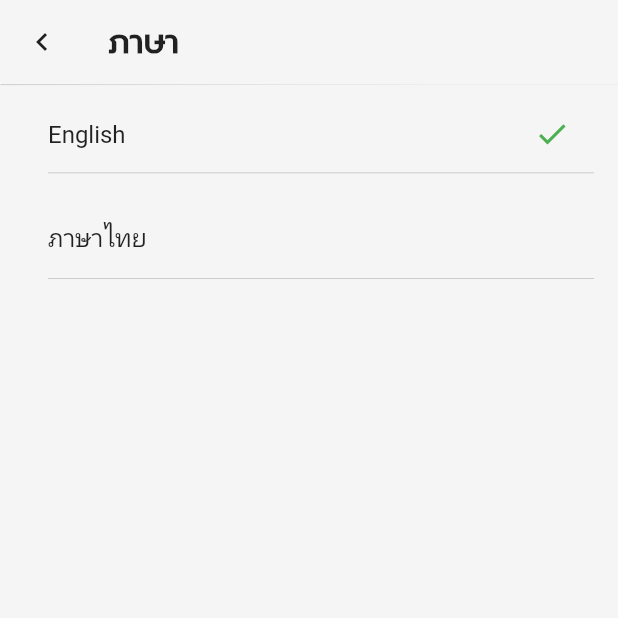
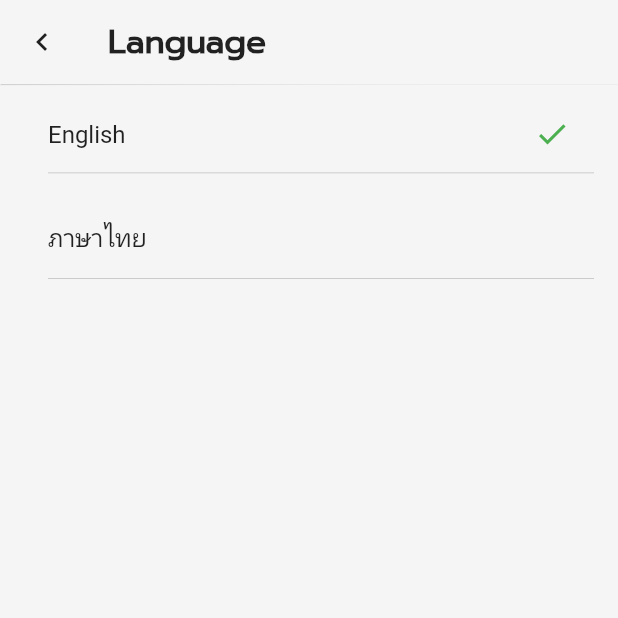
Before and after one commit to jaycreate/infinitylist, a Flutter app: the Language screen opened by its route, after a tap on "English", on a phone screen of 412 x 824 dp, the top half of it. Run offline on Flutter 3.47's test engine with Material 2 defaults, Android fonts, the phone set to English and light mode, and no system bars; our stand-ins replace cached_network_image, dio, get, get_storage, google_maps_flutter, location; accounts and stored records are empty; network calls fail.

Commit message:
Adding Locale

```diff
--- a/lib/configs/application.dart
+++ b/lib/configs/application.dart
@@ -1,7 +1,8 @@
 class Application {
   //
 
-  static String appVersion = '';
+  static String appVersion = '0.0.1';
+  static bool debug = true;
 
   ///Singleton factory
   static final Application _instance = Application._internal();
--- a/lib/configs/configs.dart
+++ b/lib/configs/configs.dart
@@ -1,2 +1,4 @@
 export 'application.dart';
 export 'palette.dart';
+export 'language.dart';
+export 'routes.dart';
--- /dev/null
+++ b/lib/configs/language.dart
@@ -0,0 +1,22 @@
+import 'package:flutter/material.dart';
+
+class AppLanguage {
+  ///Default Language
+  static const Locale defaultLanguage = Locale("en", "US");
+
+  ///List Language support in Application
+  static final List<Locale> supportLanguage = [
+    const Locale('en', 'US'),
+    const Locale('th', 'TH'),
+    const Locale('lo', 'LA'),
+  ];
+
+  ///Singleton factory
+  static final AppLanguage _instance = AppLanguage._internal();
+
+  factory AppLanguage() {
+    return _instance;
+  }
+
+  AppLanguage._internal();
+}
--- a/lib/configs/routes.dart
+++ b/lib/configs/routes.dart
@@ -32,4 +32,10 @@ appRoutes() => [
         transition: Transition.rightToLeftWithFade,
         // transitionDuration: const Duration(milliseconds: 500),
       ),
+      GetPage(
+        name: '/profile',
+        page: () => const Profile(),
+        transition: Transition.rightToLeftWithFade,
+        // transitionDuration: const Duration(milliseconds: 500),
+      ),
     ];
--- a/lib/controller/app_controller.dart
+++ b/lib/controller/app_controller.dart
@@ -1,8 +1,17 @@
+import 'package:flutter/material.dart';
 import 'package:get/get.dart';
+import 'package:get_storage/get_storage.dart';
 
 class AppController extends GetxController {
   var tabIndex = 0.obs;
   var language = "en".obs;
+  final box = GetStorage();
+
+  @override
+  void onInit() {
+    super.onInit();
+    language.value = box.read('lang') ?? 'en';
+  }
 
   void changeTabIndex(int index) {
     tabIndex.value = index;
@@ -10,6 +19,11 @@ class AppController extends GetxController {
 
   void switchLanguage(String lang) {
     language.value = lang;
+
+    box.write('lang', lang);
+    Locale locale = Locale(lang);
+    Get.updateLocale(locale);
+
     update();
   }
 }
--- a/lib/main.dart
+++ b/lib/main.dart
@@ -1,11 +1,13 @@
 import 'package:flutter/material.dart';
+import 'package:flutter_application_4/configs/configs.dart';
 import 'package:flutter_application_4/pages/pages.dart';
+import 'package:flutter_application_4/utils/utils.dart';
+import 'package:flutter_localizations/flutter_localizations.dart';
 import 'package:get/get.dart';
+import 'package:get_storage/get_storage.dart';
 
-import 'configs/palette.dart';
-import 'configs/routes.dart';
-
-void main() {
+void main() async {
+  await GetStorage.init();
   runApp(const MainApp());
 }
 
@@ -15,10 +17,20 @@ class MainApp extends StatelessWidget {
   @override
   Widget build(BuildContext context) {
     return GetMaterialApp(
+      debugShowCheckedModeBanner: Application.debug,
       theme: ThemeData(
         scaffoldBackgroundColor: Colors.grey[100],
         primarySwatch: generateMaterialColor(Palette.primary),
+        // brightness: Brightness.light,
       ),
+      localizationsDelegates: const [
+        Translate.delegate,
+        GlobalMaterialLocalizations.delegate,
+        GlobalWidgetsLocalizations.delegate,
+      ],
+      locale: UtilLanguage.getCurrentLanguage(Get.deviceLocale),
+      fallbackLocale: AppLanguage.defaultLanguage,
+      supportedLocales: AppLanguage.supportLanguage,
       home: const App(),
       getPages: appRoutes(),
     );
--- a/lib/pages/app.dart
+++ b/lib/pages/app.dart
@@ -1,8 +1,8 @@
 import 'package:flutter/material.dart';
 import 'package:flutter_application_4/pages/pages.dart';
+import 'package:flutter_application_4/utils/utils.dart';
+import 'package:flutter_application_4/controller/controller.dart';
 import 'package:get/get.dart';
-
-import '../controller/controller.dart';
 
 class App extends StatelessWidget {
   const App({super.key});
@@ -20,8 +20,8 @@ class App extends StatelessWidget {
             heroTag: 'mainfab',
             onPressed: () {},
             backgroundColor: Colors.blue.shade800,
+            elevation: 0,
             child: const Icon(Icons.add),
-            // elevation: 0,
           ),
           bottomNavigationBar: Obx(() => BottomAppBar(
                 height: 56,
@@ -31,11 +31,27 @@ class App extends StatelessWidget {
                 child: Row(
                   mainAxisAlignment: MainAxisAlignment.spaceAround,
                   children: [
-                    _buildMenuItem('home', appController),
-                    _buildMenuItem('gps', appController),
+                    _buildMenuItem(
+                      'home',
+                      lang(context, "navbar.home"),
+                      appController,
+                    ),
+                    _buildMenuItem(
+                      'gps',
+                      lang(context, "navbar.gps"),
+                      appController,
+                    ),
                     const SizedBox(width: 45),
-                    _buildMenuItem('qr', appController),
-                    _buildMenuItem('setting', appController),
+                    _buildMenuItem(
+                      'qrcode',
+                      lang(context, "navbar.qrcode"),
+                      appController,
+                    ),
+                    _buildMenuItem(
+                      'setting',
+                      lang(context, "navbar.settings"),
+                      appController,
+                    ),
                   ],
                 ),
               )),
@@ -52,35 +68,30 @@ class App extends StatelessWidget {
   }
 
   ///Build Item Menu
-  Widget _buildMenuItem(String route, appController) {
+  Widget _buildMenuItem(String route, String title, appController) {
     Color? color = Colors.grey.shade600;
-    String title = 'หน้าหลัก';
+
     int tabIndex = 0;
     IconData iconData = Icons.help_outline;
     switch (route) {
       case 'home':
         iconData = Icons.home_outlined;
-        title = 'หน้าหลัก';
         tabIndex = 0;
         break;
       case 'gps':
         iconData = Icons.gps_fixed;
-        title = 'จีพีเอส';
         tabIndex = 1;
         break;
-      case 'qr':
+      case 'qrcode':
         iconData = Icons.qr_code_2;
-        title = 'คิวอาร์';
         tabIndex = 2;
         break;
       case 'setting':
         iconData = Icons.settings_outlined;
-        title = 'ตั้งค่า';
         tabIndex = 3;
         break;
       default:
         iconData = Icons.home_outlined;
-        title = 'home';
         break;
     }
     if (tabIndex == appController.tabIndex.value) {
--- a/lib/pages/home.dart
+++ b/lib/pages/home.dart
@@ -1,6 +1,8 @@
 import 'package:cached_network_image/cached_network_image.dart';
 import 'package:flutter/material.dart';
+import 'package:flutter_application_4/configs/configs.dart';
 import 'package:flutter_application_4/controller/controller.dart';
+import 'package:flutter_application_4/utils/utils.dart';
 import 'package:get/get.dart';
 
 class Home extends StatelessWidget {
@@ -31,9 +33,10 @@ class Home extends StatelessWidget {
                         mainAxisSize: MainAxisSize.min,
                         crossAxisAlignment: CrossAxisAlignment.start,
                         children: [
-                          const Text(
-                            "Infinity List",
-                            style: TextStyle(
+                          Text(
+                            lang(context, 'greeting'),
+                            style: const TextStyle(
+                              fontFamily: 'Prompt',
                               fontSize: 26,
                               color: Colors.white,
                               fontWeight: FontWeight.bold,
@@ -176,8 +179,9 @@ class Home extends StatelessWidget {
                 SizedBox(
                   width: 45,
                   height: 45,
-                  child: //Container()
-                      CachedNetworkImage(
+                  child: Application.debug
+                      ? Container()
+                      : CachedNetworkImage(
                           imageUrl: imageUrl,
                           placeholder: (context, url) {
                             return const Center(
--- a/lib/pages/pages.dart
+++ b/lib/pages/pages.dart
@@ -2,6 +2,7 @@ export 'app.dart';
 export 'home.dart';
 export 'details.dart';
 export 'gps.dart';
+export 'qrcode.dart';
 export 'settings/setting.dart';
 export 'settings/language.dart';
-export 'qrcode.dart';
+export 'settings/profile.dart';
--- a/lib/pages/settings/language.dart
+++ b/lib/pages/settings/language.dart
@@ -1,4 +1,5 @@
 import 'package:flutter/material.dart';
+import 'package:flutter_application_4/utils/utils.dart';
 import 'package:get/get.dart';
 import '../../controller/controller.dart';
 import '../../widgets/widgets.dart';
@@ -10,9 +11,9 @@ class Language extends StatelessWidget {
   Widget build(BuildContext context) {
     return Scaffold(
       appBar: AppBar(
-          title: const Text(
-            "ภาษา",
-            style: TextStyle(
+        title: Text(
+          lang(context, 'language'),
+          style: const TextStyle(
             color: Colors.black87,
             fontSize: 22,
             fontWeight: FontWeight.bold,
@@ -28,7 +29,8 @@ class Language extends StatelessWidget {
               color: Colors.black87,
             )),
         backgroundColor: Colors.grey[100],
-          elevation: 0.3),
+        elevation: 0.3,
+      ),
       body: GetBuilder<AppController>(builder: (controller) {
         return ListView(
           children: [
--- a/lib/pages/settings/setting.dart
+++ b/lib/pages/settings/setting.dart
@@ -1,4 +1,5 @@
 import 'package:flutter/material.dart';
+import 'package:flutter_application_4/utils/utils.dart';
 import 'package:flutter_application_4/widgets/app_list_tile.dart';
 import 'package:get/get.dart';
 
@@ -9,9 +10,9 @@ class Setting extends StatelessWidget {
   Widget build(BuildContext context) {
     return Scaffold(
       appBar: AppBar(
-          title: const Text(
-            "ตั้งค่าใช้งาน",
-            style: TextStyle(
+          title: Text(
+            lang(context, 'settings'),
+            style: const TextStyle(
               color: Colors.black87,
               fontSize: 22,
               fontWeight: FontWeight.bold,
@@ -23,7 +24,7 @@ class Setting extends StatelessWidget {
       body: ListView(
         children: [
           AppListTile(
-            title: "ข้อมูลส่วนตัว",
+            title: lang(context, 'profile'),
             leading: Icon(
               Icons.person_outline,
               color: Colors.grey.shade600,
@@ -32,10 +33,12 @@ class Setting extends StatelessWidget {
               Icons.chevron_right,
               color: Colors.grey.shade600,
             ),
-            onPressed: () {},
+            onPressed: () {
+              Get.toNamed('/profile');
+            },
           ),
           AppListTile(
-            title: "ภาษา",
+            title: lang(context, 'language'),
             leading: Icon(
               Icons.language_outlined,
               color: Colors.grey.shade600,
--- /dev/null
+++ b/lib/utils/asset.dart
@@ -0,0 +1,19 @@
+import 'dart:convert';
+
+import 'package:flutter/services.dart' show rootBundle;
+
+class UtilAsset {
+  static Future<Map<String, dynamic>> loadJson(String path) async {
+    String content = await rootBundle.loadString(path);
+    return jsonDecode(content);
+  }
+
+  ///Singleton factory
+  static final UtilAsset _instance = UtilAsset._internal();
+
+  factory UtilAsset() {
+    return _instance;
+  }
+
+  UtilAsset._internal();
+}
--- /dev/null
+++ b/lib/utils/language.dart
@@ -0,0 +1,60 @@
+import 'package:flutter/material.dart';
+import 'package:flutter_application_4/configs/configs.dart';
+import 'package:flutter_application_4/utils/translate.dart';
+import 'package:get_storage/get_storage.dart';
+
+String lang(BuildContext context, String key) {
+  return Translate.of(context).translate(key);
+}
+
+class UtilLanguage {
+  ///Get Language Global Language Name
+  static String getGlobalLanguageName(String code) {
+    switch (code) {
+      case 'en':
+        return 'English';
+      case 'th':
+        return 'ไทย';
+      case 'lo':
+        return 'ລາວ';
+      default:
+        return 'Unknown';
+    }
+  }
+
+  ///Current Language
+  static Locale getCurrentLanguage(deviceLocale) {
+    final box = GetStorage();
+    var code = box.read('lang') ?? deviceLocale;
+
+    switch (code) {
+      case 'en':
+        return const Locale('en', 'US');
+      case 'th':
+        return const Locale('th', 'TH');
+      case 'lo':
+        return const Locale('lo', 'LA');
+      default:
+        return const Locale('en', 'US');
+    }
+  }
+
+  static bool isRTL() {
+    switch (AppLanguage.defaultLanguage.languageCode) {
+      case "ar":
+      case "he":
+        return true;
+      default:
+        return false;
+    }
+  }
+
+  ///Singleton factory
+  static final UtilLanguage _instance = UtilLanguage._internal();
+
+  factory UtilLanguage() {
+    return _instance;
+  }
+
+  UtilLanguage._internal();
+}
--- /dev/null
+++ b/lib/utils/translate.dart
@@ -0,0 +1,50 @@
+import 'package:flutter/material.dart';
+import 'package:flutter_application_4/configs/configs.dart';
+import 'asset.dart';
+
+class Translate {
+  final Locale locale;
+  static const LocalizationsDelegate<Translate> delegate = AppLocaleDelegate();
+  late Map<String, String> _localizedStrings;
+
+  Translate(this.locale);
+
+  static Translate of(BuildContext context) {
+    return Localizations.of<Translate>(context, Translate)!;
+  }
+
+  Future<bool> load() async {
+    final jsonMap = await UtilAsset.loadJson(
+      "assets/locale/${locale.languageCode}.json",
+    );
+
+    _localizedStrings = jsonMap.map((key, value) {
+      return MapEntry(key, value.toString());
+    });
+
+    return true;
+  }
+
+  String translate(String key) {
+    return _localizedStrings[key] ?? key;
+  }
+}
+
+class AppLocaleDelegate extends LocalizationsDelegate<Translate> {
+  const AppLocaleDelegate();
+
+  @override
+  bool isSupported(Locale locale) {
+    return AppLanguage.supportLanguage.contains(locale);
+  }
+
+  @override
+  Future<Translate> load(Locale locale) async {
+    Translate localizations = Translate(locale);
+    await localizations.load();
+    return localizations;
+  }
+
+  @override
+  bool shouldReload(AppLocaleDelegate old) => false;
+}
--- /dev/null
+++ b/lib/utils/utils.dart
@@ -0,0 +1,3 @@
+export 'asset.dart';
+export 'translate.dart';
+export 'language.dart';
--- a/pubspec.yaml
+++ b/pubspec.yaml
@@ -17,6 +17,7 @@ dependencies:
   intl: 0.17.0
   location: 4.4.0
   google_maps_flutter: 2.1.7
+  get_storage: 2.1.1
 
 dev_dependencies:
   flutter_test:
@@ -28,6 +29,7 @@ flutter:
   uses-material-design: true
   assets:
     - assets/image/
+    - assets/locale/
   fonts:
     - family: Prompt
       fonts:
```
Also changed, not shown: assets/locale/en.json (added, +11 -0 lines), assets/locale/th.json (added, +11 -0 lines), lib/pages/details.dart (+7 -2 lines), lib/pages/settings/profile.dart (added, +68 -0 lines), pubspec.lock. Lines whose indentation alone changed are shown as unchanged.
